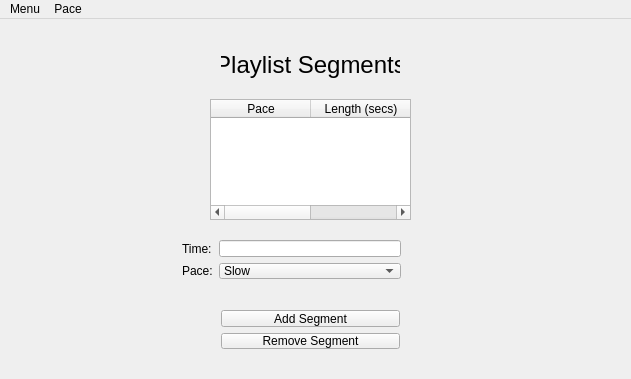
james-gray/pace-the-music, file ptm/views/layout.ui: the form before one commit.
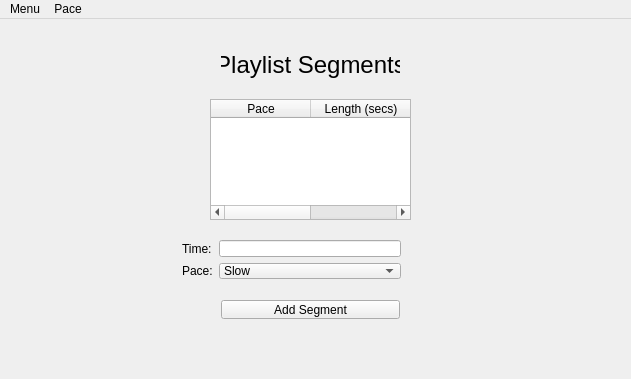
The form after the commit.

Commit message: Added ability to edit and move segments in the table

Patch:
```diff
--- a/ptm/views/layout.ui
+++ b/ptm/views/layout.ui
@@ -113,9 +113,9 @@
     <property name="geometry">
      <rect>
       <x>210</x>
-      <y>280</y>
+      <y>270</y>
       <width>201</width>
-      <height>61</height>
+      <height>41</height>
      </rect>
     </property>
     <layout class="QVBoxLayout" name="buttonLayout">
@@ -129,16 +129,6 @@
        </property>
       </widget>
      </item>
-     <item>
-      <widget class="QPushButton" name="removeButton">
-       <property name="enabled">
-        <bool>true</bool>
-       </property>
-       <property name="text">
-        <string>Remove Segment</string>
-       </property>
-      </widget>
-     </item>
     </layout>
    </widget>
    <widget class="QTableWidget" name="segmentTable">
```
Left out of the diff: 6 changed lines with no effect on the pictures. The commit also changes 2 other files.
